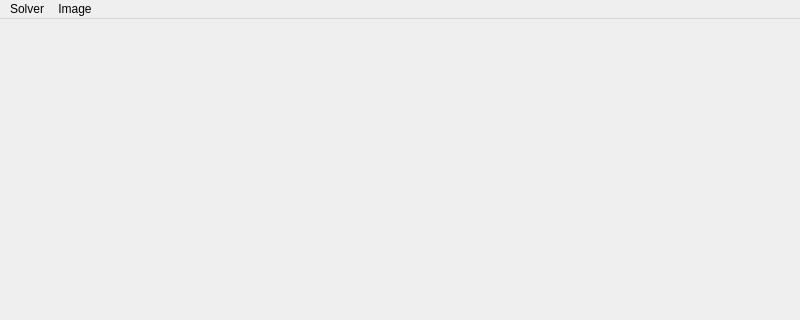
Above: mainwindow.ui from pgebhardt/eitViewer before the change; both pictures show x 0 to 800 and y 0 to 320 of the 800 by 840 pixel window. Below: the same form after it.
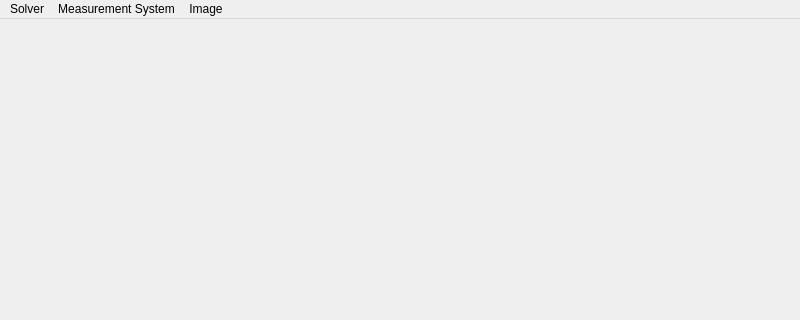
That is the form after the change.

Commit message: Connect Dialog added

The edit to the form file:
```diff
--- a/mainwindow.ui
+++ b/mainwindow.ui
@@ -45,7 +45,14 @@
     <addaction name="actionShow_Negative_Values"/>
     <addaction name="actionShow_Positive_Values"/>
    </widget>
+   <widget class="QMenu" name="menuMeasurement_System">
+    <property name="title">
+     <string>Measurement System</string>
+    </property>
+    <addaction name="actionConnect"/>
+   </widget>
    <addaction name="menuSolver"/>
+   <addaction name="menuMeasurement_System"/>
    <addaction name="menuImage"/>
   </widget>
   <widget class="QStatusBar" name="statusBar"/>
```
Left out of the diff: 5 changed lines with no effect on the pictures. The commit also changes 4 other files.
